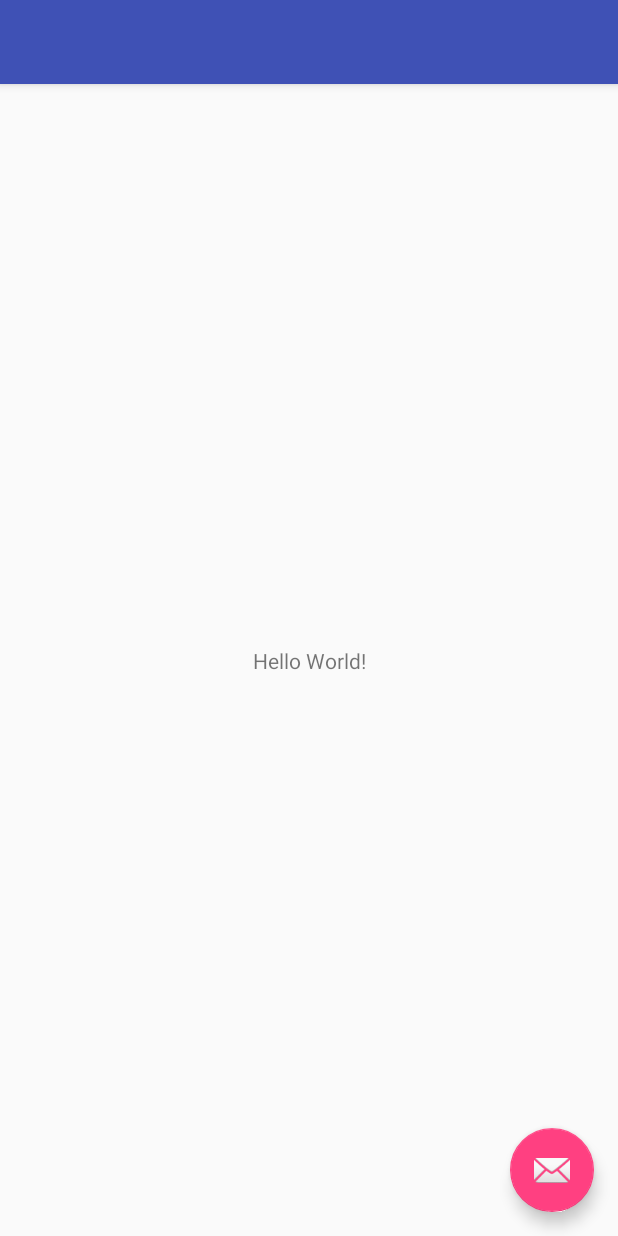
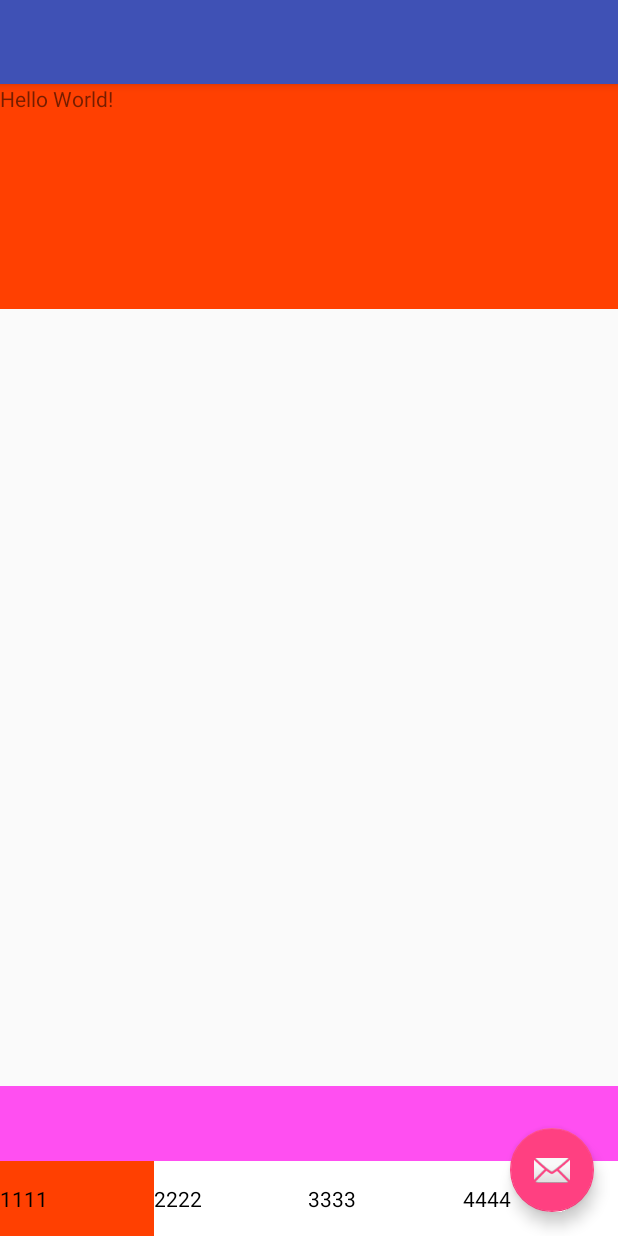
Before and after one commit to ou3265824/MyKotlin, an Android app: the layout app_bar_main.xml on its own in the app's theme, with its tools: preview values and no code run, on a phone screen of 412 x 824 dp. Run offline under Robolectric (Android 15) with nearby library versions, the phone set to English and light mode, and no system bars.

```diff
--- a/app/src/main/kotlin/com/shanghaizhida/mykotlin/LaunchActivity.kt
+++ b/app/src/main/kotlin/com/shanghaizhida/mykotlin/LaunchActivity.kt
@@ -2,7 +2,8 @@ package com.shanghaizhida.mykotlin
 
 import android.content.Intent
 import android.os.Handler
-
+import com.chenenyu.router.Router
+import com.shanghaizhida.mykotlin.base.InitActivity
 
 
 class LaunchActivity : InitActivity() {
@@ -10,7 +11,8 @@ class LaunchActivity : InitActivity() {
     val handler= Handler()
     val runnable= Runnable {
         run {
-            Intent(MainActivity::class.java,true )
+//            Intent(MainActivity::class.java,true )
+            Router.build("main").go(this)
         }
     }
 
--- a/app/src/main/kotlin/com/shanghaizhida/mykotlin/InitActivity.kt
+++ b/app/src/main/kotlin/com/shanghaizhida/mykotlin/base/InitActivity.kt
@@ -1,4 +1,4 @@
-package com.shanghaizhida.mykotlin
+package com.shanghaizhida.mykotlin.base
 
 import com.olq.baseframe.base.BaseActivity
 import com.olq.baseframe.utils.IntentUtils
--- a/app/src/main/kotlin/com/shanghaizhida/mykotlin/UserBean.kt
+++ b/app/src/main/kotlin/com/shanghaizhida/mykotlin/bean/UserBean.kt
@@ -1,4 +1,4 @@
-package com.shanghaizhida.mykotlin
+package com.shanghaizhida.mykotlin.bean
 
 data class UserBean(
         val createdAt:String,
--- /dev/null
+++ b/app/src/main/kotlin/com/shanghaizhida/mykotlin/widget/TitleBar.java
@@ -0,0 +1,4 @@
+package com.shanghaizhida.mykotlin.widget;
+
+public class TitleBar {
+}
--- a/app/src/main/res/layout/content_main.xml
+++ b/app/src/main/res/layout/content_main.xml
@@ -1,20 +1,77 @@
 <?xml version="1.0" encoding="utf-8"?>
-<android.support.constraint.ConstraintLayout xmlns:android="http://schemas.android.com/apk/res/android"
+<LinearLayout xmlns:android="http://schemas.android.com/apk/res/android"
     xmlns:app="http://schemas.android.com/apk/res-auto"
     xmlns:tools="http://schemas.android.com/tools"
     android:layout_width="match_parent"
     android:layout_height="match_parent"
     app:layout_behavior="@string/appbar_scrolling_view_behavior"
     tools:context=".MainActivity"
-    tools:showIn="@layout/app_bar_main">
+    tools:showIn="@layout/app_bar_main"
+    android:orientation="vertical"
+    >
+    <LinearLayout
+        android:layout_width="match_parent"
+        android:layout_height="0dp"
+        android:layout_weight="1"
+        >
+        <TextView
+            android:id="@+id/text"
+            android:layout_width="match_parent"
+            android:layout_height="150dp"
+            android:text="Hello World!"
+            android:background="@color/d"
+            app:layout_constraintBottom_toBottomOf="parent"
+            app:layout_constraintLeft_toLeftOf="parent"
+            app:layout_constraintRight_toRightOf="parent"
+            app:layout_constraintTop_toTopOf="parent" />
+    </LinearLayout>
 
-    <TextView
-        android:layout_width="wrap_content"
-        android:layout_height="wrap_content"
-        android:text="Hello World!"
-        app:layout_constraintBottom_toBottomOf="parent"
-        app:layout_constraintLeft_toLeftOf="parent"
-        app:layout_constraintRight_toRightOf="parent"
-        app:layout_constraintTop_toTopOf="parent" />
+    <android.support.v7.widget.AppCompatImageView
+        android:id="@+id/iv_tab"
+        android:layout_width="match_parent"
+        android:layout_height="50dp"
+        android:background="@color/b"
+        />
+    <RadioGroup
+        android:id="@+id/rg_tab"
+        android:layout_width="match_parent"
+        android:layout_height="50dp"
+        android:orientation="horizontal"
+        android:background="@color/w"
+        >
 
-</android.support.constraint.ConstraintLayout>
+        <android.support.v7.widget.AppCompatRadioButton
+            android:id="@+id/rb_tab1"
+            android:layout_width="0dp"
+            android:layout_weight="1"
+            android:layout_height="match_parent"
+            android:text="1111"
+            android:button="@null"
+            android:background="@color/d"
+            />
+        <android.support.v7.widget.AppCompatRadioButton
+            android:id="@+id/rb_tab2"
+            android:layout_width="0dp"
+            android:layout_weight="1"
+            android:layout_height="match_parent"
+            android:text="2222"
+            android:button="@null"
+            />
+        <android.support.v7.widget.AppCompatRadioButton
+            android:id="@+id/rb_tab3"
+            android:layout_width="0dp"
+            android:layout_weight="1"
+            android:layout_height="match_parent"
+            android:text="3333"
+            android:button="@null"
+            />
+        <android.support.v7.widget.AppCompatRadioButton
+            android:id="@+id/rb_tab4"
+            android:layout_width="0dp"
+            android:layout_weight="1"
+            android:layout_height="match_parent"
+            android:text="4444"
+            android:button="@null"
+            />
+    </RadioGroup>
+</LinearLayout>
--- a/app/src/main/res/values-v21/styles.xml
+++ b/app/src/main/res/values-v21/styles.xml
@@ -3,6 +3,36 @@
     <style name="AppTheme.NoActionBar">
         <item name="windowActionBar">false</item>
         <item name="windowNoTitle">true</item>
-        <item name="android:statusBarColor">@android:color/transparent</item>
+        <!--<item name="android:statusBarColor">@android:color/transparent</item>-->
     </style>
+
+
+    <!--<style name="myTheme" parent="android:Theme.Material">-->
+
+        <!--&lt;!&ndash; 允许使用transitions &ndash;&gt;-->
+
+        <!--<item name="android:windowContentTransitions">true</item>-->
+
+
+
+        <!--&lt;!&ndash; 指定进入和退出transitions &ndash;&gt;-->
+
+        <!--<item name="android:windowEnterTransition">@transition/explode</item>-->
+
+        <!--<item name="android:windowExitTransition">@transition/explode</item>-->
+
+
+
+        <!--&lt;!&ndash; 指定shared element transitions &ndash;&gt;-->
+
+        <!--<item name="android:windowSharedElementEnterTransition">-->
+
+            <!--@transition/change_image_transform</item>-->
+
+        <!--<item name="android:windowSharedElementExitTransition">-->
+
+            <!--@transition/change_image_transform</item>-->
+
+    <!--</style>-->
+
 </resources>
--- a/app/src/main/res/values/colors.xml
+++ b/app/src/main/res/values/colors.xml
@@ -3,4 +3,10 @@
     <color name="colorPrimary">#3F51B5</color>
     <color name="colorPrimaryDark">#303F9F</color>
     <color name="colorAccent">#FF4081</color>
+
+    <color name="w">#ffffff</color>
+    <color name="a">#3ffF9F</color>
+    <color name="b">#FF4ff1</color>
+    <color name="c">#eefF9F</color>
+    <color name="d">#FF4001</color>
 </resources>
--- a/app/src/main/res/values/styles.xml
+++ b/app/src/main/res/values/styles.xml
@@ -27,4 +27,7 @@
         <item name="windowNoTitle">true</item>
     </style>
 
+
+
+
 </resources>
--- a/build.gradle
+++ b/build.gradle
@@ -10,9 +10,9 @@ buildscript {
     dependencies {
         classpath 'com.android.tools.build:gradle:3.1.2'
         classpath "org.jetbrains.kotlin:kotlin-gradle-plugin:$kotlin_version"
-
+        classpath "com.chenenyu.router:gradle-plugin:latest.integration"
 //        classpath 'com.jakewharton:butterknife-gradle-plugin:8.8.1'  //添加这一行
-        classpath 'com.jakewharton:butterknife-gradle-plugin:8.4.0'
+//        classpath 'com.jakewharton:butterknife-gradle-plugin:8.4.0'
         // NOTE: Do not place your application dependencies here; they belong
         // in the individual module build.gradle files
     }
```
Also changed, not shown: app/build.gradle (+5 -4 lines), app/src/main/kotlin/com/shanghaizhida/mykotlin/LoginActivity.kt (+10 -6 lines), app/src/main/kotlin/com/shanghaizhida/mykotlin/MainActivity.kt (+81 -0 lines), app/src/main/res/layout/activity_login.xml (+9 -0 lines), app/src/main/res/menu/activity_main_bottom.xml (added, +37 -0 lines).
